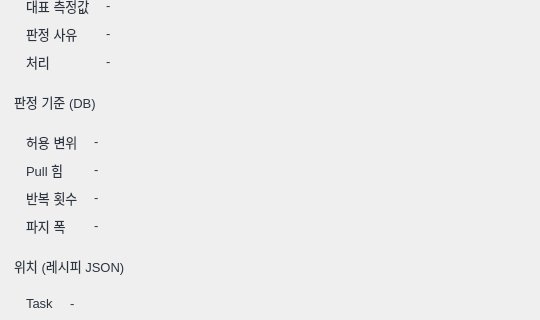
Before: the Qt Designer form src/cable_hmi/cable_hmi/lookup_detail_dialog.ui in tkdak2025/ros_ws, drawn with Qt 5; both pictures show x 0 to 540 and y 285 to 605 of the 540 by 700 pixel window.
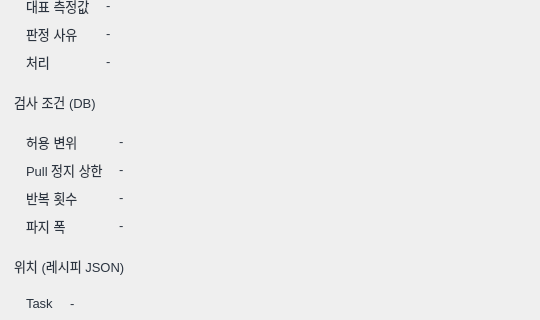
After: the same form once the commit is applied.

Commit message: cable_hmi: 검사 조건 이름 정리, 결과 파일 저장 버튼, 파일 구조 정리

What changed in the file:
```diff
--- a/src/cable_hmi/cable_hmi/lookup_detail_dialog.ui
+++ b/src/cable_hmi/cable_hmi/lookup_detail_dialog.ui
@@ -459,7 +459,7 @@
      <item>
       <widget class="QLabel" name="criteriaTitle">
        <property name="text">
-        <string>판정 기준 (DB)</string>
+        <string>검사 조건 (DB)</string>
        </property>
        <property name="role" stdset="0">
         <string notr="true">groupTitle</string>
@@ -519,7 +519,7 @@
         <item row="1" column="0" alignment="Qt::AlignTop">
          <widget class="QLabel" name="pullForceKey">
           <property name="text">
-           <string>Pull 힘</string>
+           <string>Pull 정지 상한</string>
           </property>
           <property name="role" stdset="0">
            <string notr="true">key</string>
```
The commit also changes 26 other files.
